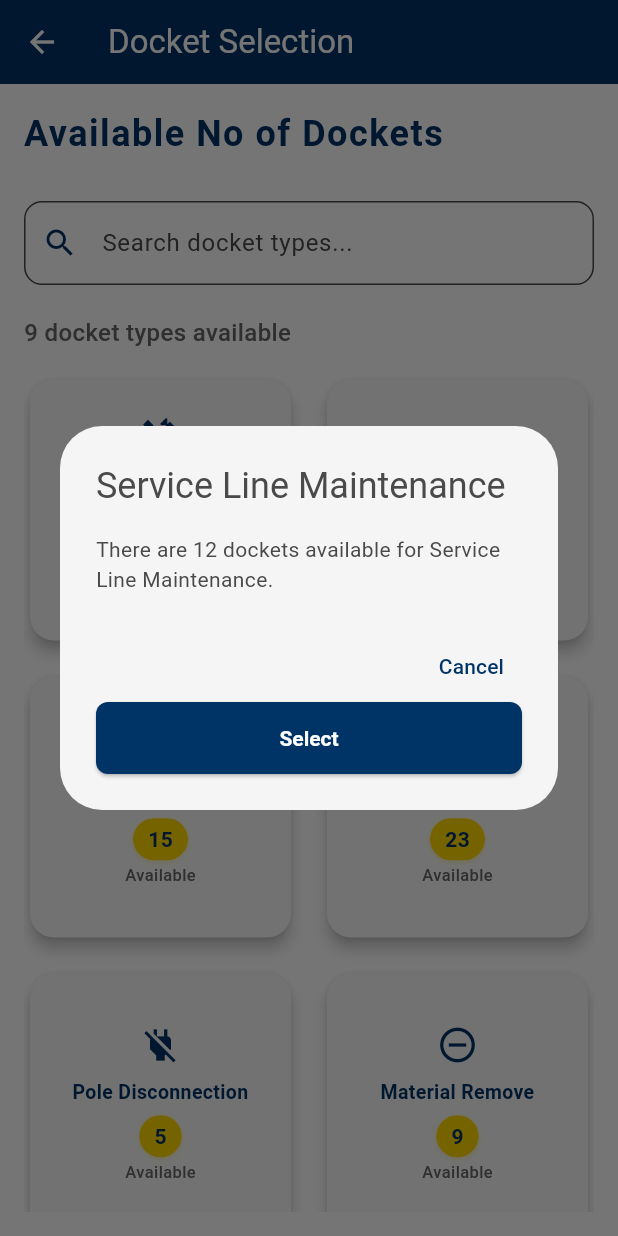
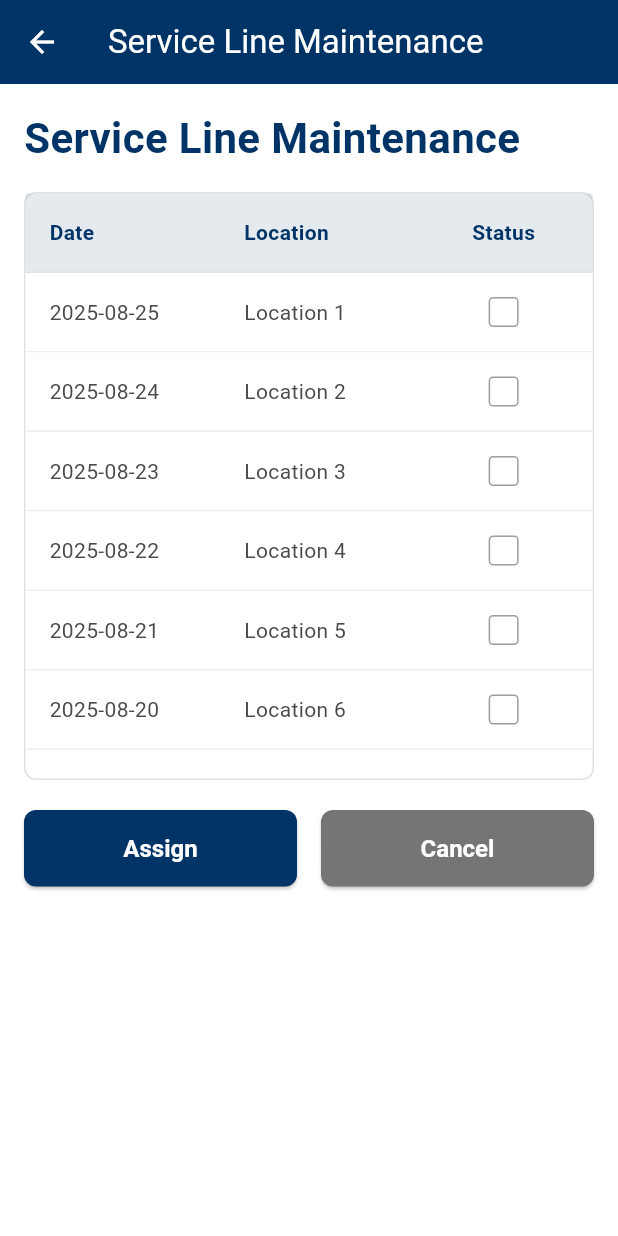
Before and after one commit to WimukthiPWijerathne/Docket_tracker, a Flutter app: the DocketSelectionPage screen opened directly, after a tap on "Service Line Maintenance", on a phone screen of 412 x 824 dp. Run offline on Flutter 3.47's test engine with Material 3 defaults, Android fonts, the phone set to English and light mode, and no system bars.

Commit message:
working on assigning to the workers part

```diff
--- a/lib/pages/docket_selection_page.dart
+++ b/lib/pages/docket_selection_page.dart
@@ -1,4 +1,5 @@
 import 'package:flutter/material.dart';
+import 'show_dockets.dart';
 
 class DocketSelectionPage extends StatefulWidget {
   const DocketSelectionPage({super.key});
@@ -128,7 +129,11 @@ class _DocketSelectionPageState extends State<DocketSelectionPage> {
                             count: entry.value,
                             icon: _iconFor(entry.key),
                             onTap: () {
-                              _showDocketDetails(context, entry.key, entry.value);
+                              Navigator.of(context).push(
+                                MaterialPageRoute(
+                                  builder: (context) => ShowDocketsPage(title: entry.key),
+                                ),
+                              );
                             },
                           ))
                       .toList(),
@@ -166,40 +171,7 @@ class _DocketSelectionPageState extends State<DocketSelectionPage> {
     }
   }
 
-  void _showDocketDetails(BuildContext context, String title, int count) {
-    showDialog(
-      context: context,
-      builder: (BuildContext context) {
-        return AlertDialog(
-          title: Text(title),
-          content: Text('There are $count dockets available for $title.'),
-          actions: [
-            TextButton(
-              onPressed: () => Navigator.of(context).pop(),
-              child: const Text('Cancel'),
-            ),
-            ElevatedButton(
-              onPressed: () {
-                Navigator.of(context).pop();
-                // Navigate to docket list page or create new docket
-                ScaffoldMessenger.of(context).showSnackBar(
-                  SnackBar(
-                    content: Text('Selected $title with $count dockets'),
-                    backgroundColor: const Color(0xFF003366),
-                  ),
-                );
-              },
-              style: ElevatedButton.styleFrom(
-                backgroundColor: const Color(0xFF003366),
-                foregroundColor: Colors.white,
-              ),
-              child: const Text('Select'),
-            ),
-          ],
-        );
-      },
-    );
-  }
+  // Removed dialog in favor of direct navigation to ShowDocketsPage.
 }
 
 class _DocketCard extends StatelessWidget {
--- /dev/null
+++ b/lib/pages/show_dockets.dart
@@ -0,0 +1,229 @@
+import 'package:flutter/material.dart';
+
+class ShowDocketsPage extends StatefulWidget {
+  final String title;
+
+  const ShowDocketsPage({super.key, required this.title});
+
+  @override
+  State<ShowDocketsPage> createState() => _ShowDocketsPageState();
+}
+
+class _ShowDocketsPageState extends State<ShowDocketsPage> {
+  late final List<Map<String, String>> dockets;
+  late final List<bool> status;
+
+  @override
+  void initState() {
+    super.initState();
+    dockets = List.generate(6, (index) {
+      final DateTime date = DateTime.now().subtract(Duration(days: index));
+      final String formatted =
+          '${date.year}-${date.month.toString().padLeft(2, '0')}-${date.day.toString().padLeft(2, '0')}';
+      return {
+        'date': formatted,
+        'location': 'Location ${index + 1}',
+      };
+    });
+    status = List<bool>.filled(dockets.length, false);
+  }
+
+  Widget _buildSimpleRow(String date, String location, bool isSelected, int index,
+      {bool isHeader = false}) {
+    if (isHeader) {
+      return Container(
+        padding: const EdgeInsets.all(16),
+        decoration: BoxDecoration(
+          color: const Color(0xFF003366).withOpacity(0.1),
+          border: Border(bottom: BorderSide(color: Colors.grey.shade300)),
+        ),
+        child: const Row(
+          children: [
+            Expanded(
+                flex: 3,
+                child: Text('Date',
+                    style: TextStyle(
+                        fontWeight: FontWeight.bold, color: Color(0xFF003366)))),
+            Expanded(
+                flex: 3,
+                child: Text('Location',
+                    style: TextStyle(
+                        fontWeight: FontWeight.bold, color: Color(0xFF003366)))),
+            Expanded(
+                flex: 2,
+                child: Center(
+                    child: Text('Status',
+                        style: TextStyle(
+                            fontWeight: FontWeight.bold,
+                            color: Color(0xFF003366))))),
+          ],
+        ),
+      );
+    }
+
+    return InkWell(
+      onTap: () {
+        setState(() {
+          status[index] = !status[index];
+        });
+      },
+      child: Container(
+        padding: const EdgeInsets.all(16),
+        decoration: BoxDecoration(
+          color: isSelected
+              ? const Color(0xFF003366).withOpacity(0.05)
+              : Colors.white,
+          border: Border(bottom: BorderSide(color: Colors.grey.shade200)),
+        ),
+        child: Row(
+          children: [
+            Expanded(flex: 3, child: Text(date)),
+            Expanded(flex: 3, child: Text(location)),
+            Expanded(
+              flex: 2,
+              child: Center(
+                child: Container(
+                  width: 20,
+                  height: 20,
+                  decoration: BoxDecoration(
+                    border: Border.all(
+                        color: isSelected
+                            ? const Color(0xFF003366)
+                            : Colors.grey),
+                    borderRadius: BorderRadius.circular(3),
+                    color:
+                        isSelected ? const Color(0xFF003366) : Colors.transparent,
+                  ),
+                  child: isSelected
+                      ? const Icon(Icons.check, size: 14, color: Colors.white)
+                      : null,
+                ),
+              ),
+            ),
+          ],
+        ),
+      ),
+    );
+  }
+
+  @override
+  Widget build(BuildContext context) {
+    const double rowHeight = 56.0;
+    const double headerHeight = 56.0;
+    const double maxHeight = 400.0;
+
+    double contentHeight = headerHeight + (dockets.length * rowHeight);
+    double tableHeight = contentHeight > maxHeight ? maxHeight : contentHeight;
+
+    return Scaffold(
+      appBar: AppBar(
+        title: Text(widget.title),
+        backgroundColor: const Color(0xFF003366),
+        foregroundColor: Colors.white,
+      ),
+      body: Padding(
+        padding: const EdgeInsets.all(16.0),
+        child: Column(
+          crossAxisAlignment: CrossAxisAlignment.start,
+          children: [
+            Text(
+              widget.title,
+              style: const TextStyle(
+                fontSize: 28,
+                fontWeight: FontWeight.bold,
+                color: Color(0xFF003366),
+              ),
+            ),
+            const SizedBox(height: 16),
+
+            // Simple table container
+            Container(
+              height: tableHeight,
+              decoration: BoxDecoration(
+                border: Border.all(color: Colors.grey.shade300),
+                borderRadius: BorderRadius.circular(8),
+              ),
+              child: Column(
+                children: [
+                  _buildSimpleRow('Date', 'Location', false, -1,
+                      isHeader: true),
+                  Expanded(
+                    child: ListView(
+                      padding: EdgeInsets.zero,
+                      children: dockets.asMap().entries.map((entry) {
+                        return _buildSimpleRow(
+                          entry.value['date']!,
+                          entry.value['location']!,
+                          status[entry.key],
+                          entry.key,
+                        );
+                      }).toList(),
+                    ),
+                  ),
+                ],
+              ),
+            ),
+
+            const SizedBox(height: 20),
+
+            Row(
+              children: [
+                Expanded(
+                  child: ElevatedButton(
+                    onPressed: () {
+                      final selectedDockets = dockets.asMap().entries
+                          .where((entry) => status[entry.key])
+                          .map((entry) =>
+                              '${entry.value['date']} - ${entry.value['location']}')
+                          .toList();
+
+                      if (selectedDockets.isEmpty) {
+                        ScaffoldMessenger.of(context).showSnackBar(
+                          const SnackBar(
+                            content: Text('Please select at least one docket'),
+                            backgroundColor: Colors.red,
+                          ),
+                        );
+                        return;
+                      }
+
+                      Navigator.pushNamed(
+                        context,
+                        '/assign',
+                        arguments: {'dockets': selectedDockets},
+                      );
+                    },
+                    style: ElevatedButton.styleFrom(
+                      backgroundColor: const Color(0xFF003366),
+                      foregroundColor: Colors.white,
+                      padding: const EdgeInsets.symmetric(vertical: 16),
+                    ),
+                    child: const Text('Assign',
+                        style: TextStyle(
+                            fontSize: 16, fontWeight: FontWeight.bold)),
+                  ),
+                ),
+                const SizedBox(width: 16),
+                Expanded(
+                  child: ElevatedButton(
+                    onPressed: () {
+                      Navigator.pushNamed(context, '/docket_selection');
+                    },
+                    style: ElevatedButton.styleFrom(
+                      backgroundColor: Colors.grey.shade600,
+                      foregroundColor: Colors.white,
+                      padding: const EdgeInsets.symmetric(vertical: 16),
+                    ),
+                    child: const Text('Cancel',
+                        style: TextStyle(
+                            fontSize: 16, fontWeight: FontWeight.bold)),
+                  ),
+                ),
+              ],
+            ),
+          ],
+        ),
+      ),
+    );
+  }
+}
```
Also changed, not shown: lib/pages/assign.dart (+94 -0 lines).
